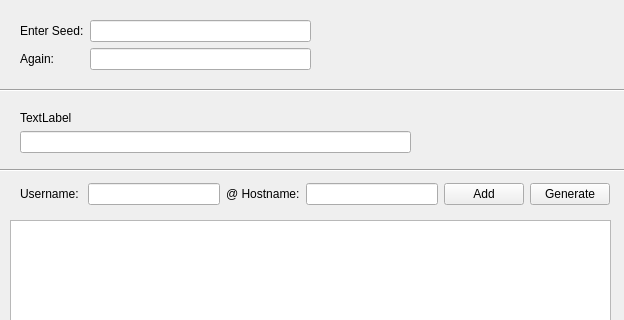
Old version of the form inc/form1.ui in the repository I3ck/determ-pwgen; both pictures show x 0 to 624 and y 0 to 320 of the 624 by 658 pixel window.
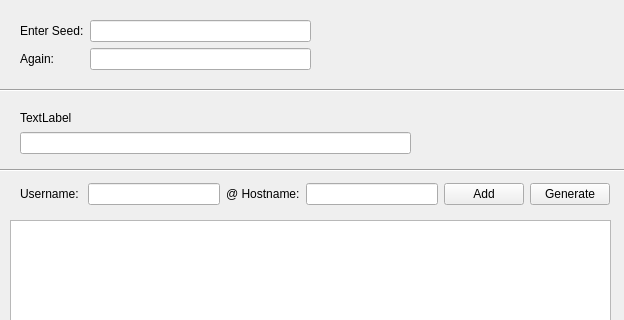
New version of the form.

Commit message: added my name to the gui title

The edit to the form file:
```diff
--- a/inc/form1.ui
+++ b/inc/form1.ui
@@ -127,7 +127,7 @@
       <x>20</x>
       <y>110</y>
       <width>391</width>
-      <height>43</height>
+      <height>44</height>
      </rect>
     </property>
     <layout class="QVBoxLayout" name="verticalLayout">
@@ -150,7 +150,7 @@
      </item>
     </layout>
    </widget>
-   <widget class="QWidget" name="">
+   <widget class="QWidget" name="layoutWidget">
     <property name="geometry">
      <rect>
       <x>20</x>
```
Left out of the diff: 3 changed lines with no effect on the pictures. The commit also changes 1 other file.
